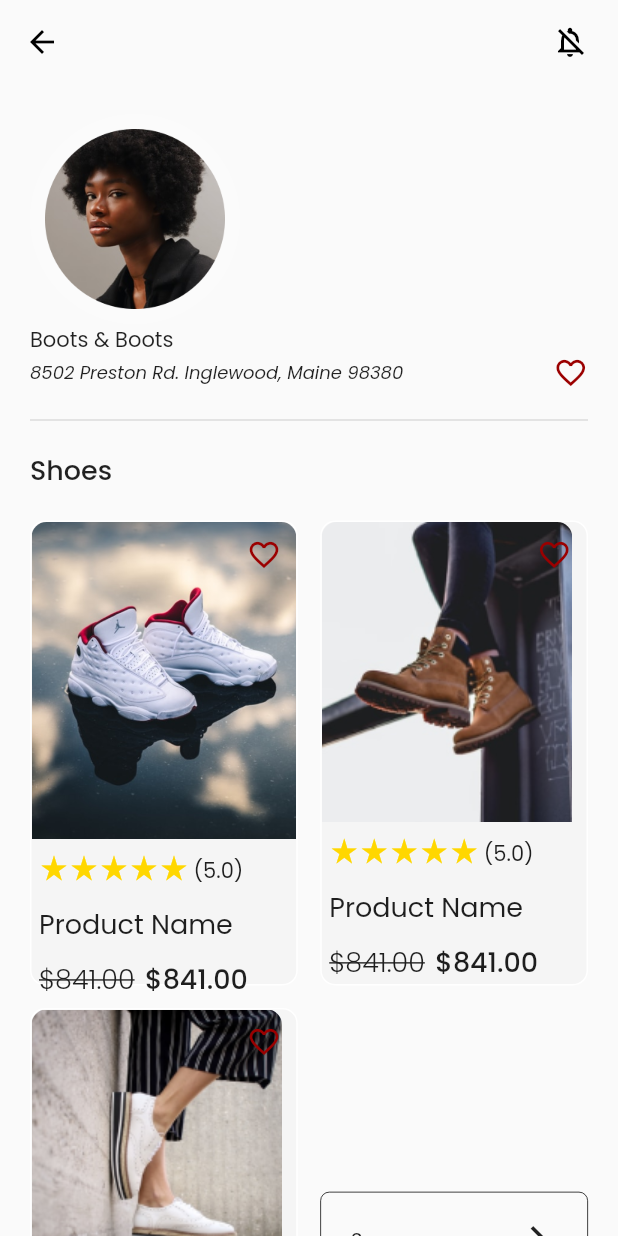
After one commit to Jigarchovatiya/shop_easy, a Flutter app: the StoreProfile screen opened directly, on a phone screen of 412 x 824 dp. The commit adds this screen. Run offline on Flutter 3.47's test engine with Material 2 defaults, Android fonts, the phone set to English and light mode, and no system bars; our stand-ins replace flutter_svg.

Commit message:
22-04-2023

```diff
--- a/lib/bottom_bar/cart.dart
+++ b/lib/bottom_bar/cart.dart
@@ -1,5 +1,7 @@
+import 'dart:ui';
+
 import 'package:flutter/material.dart';
-import 'package:shop_easy/extention/extensions.dart';
+import 'package:shop_easy/extension/extensions.dart';
 
 class Cart extends StatefulWidget {
   const Cart({Key? key}) : super(key: key);
@@ -34,6 +36,20 @@ class _CartState extends State<Cart> {
                       child: Image.asset(
                         "assets/gaji/face wash.png",
                         fit: BoxFit.cover,
+                      ),
+                    ),
+                    ClipRect(
+                      // <-- clips to the 200x200 [Container] below
+                      child: BackdropFilter(
+                        filter: ImageFilter.blur(
+                          sigmaX: 5.0,
+                          sigmaY: 5.0,
+                        ),
+                        child: Container(
+                          alignment: Alignment.center,
+                          width: 200.0,
+                          height: 200.0,
+                        ),
                       ),
                     ),
                   ],
--- a/lib/bottom_bar/fav_store.dart
+++ b/lib/bottom_bar/fav_store.dart
@@ -1,5 +1,5 @@
 import 'package:flutter/material.dart';
-import 'package:shop_easy/extention/extensions.dart';
+import 'package:shop_easy/extension/extensions.dart';
 
 class FavStore extends StatefulWidget {
   const FavStore({Key? key}) : super(key: key);
--- a/lib/bottom_bar/home.dart
+++ b/lib/bottom_bar/home.dart
@@ -1,5 +1,5 @@
 import 'package:flutter/material.dart';
-import 'package:shop_easy/extention/extensions.dart';
+import 'package:shop_easy/extension/extensions.dart';
 
 class Home extends StatefulWidget {
   const Home({Key? key}) : super(key: key);
--- a/lib/bottom_bar/profile.dart
+++ b/lib/bottom_bar/profile.dart
@@ -10,6 +10,8 @@ class Profile extends StatefulWidget {
 class _ProfileState extends State<Profile> {
   @override
   Widget build(BuildContext context) {
-    return const SafeArea(child: Scaffold());
+    return SafeArea(
+      child: Scaffold(),
+    );
   }
 }
--- a/lib/main.dart
+++ b/lib/main.dart
@@ -1,6 +1,6 @@
 import 'package:flutter/material.dart';
-import 'package:shop_easy/routes/routes.dart';
-import 'package:shop_easy/routes/routes_name.dart';
+
+import 'bottom_bar/profile.dart';
 
 void main() {
   runApp(const MyApp());
@@ -16,11 +16,11 @@ class MyApp extends StatelessWidget {
       title: 'Flutter Demo',
       theme: ThemeData(
         primarySwatch: Colors.blueGrey,
-        bottomSheetTheme: BottomSheetThemeData(backgroundColor: Colors.transparent),
+        bottomSheetTheme: const BottomSheetThemeData(backgroundColor: Colors.transparent),
       ),
-      //home: const ConfirmEmail(),
-      routes: appRoutes,
-      initialRoute: RoutesName.splashScreen,
+      home: const Profile(),
+      // routes: appRoutes,
+      // initialRoute: RoutesName.splashScreen,
     );
   }
 }
--- a/lib/sign_in_screen.dart
+++ b/lib/sign_in_screen.dart
@@ -1,7 +1,7 @@
 import 'package:flutter/gestures.dart';
 import 'package:flutter/material.dart';
 import 'package:shop_easy/common/common_textfield.dart';
-import 'package:shop_easy/extention/extensions.dart';
+import 'package:shop_easy/extension/extensions.dart';
 import 'package:shop_easy/routes/routes_name.dart';
 
 class SignInScreen extends StatefulWidget {
--- a/lib/sign_up_screen.dart
+++ b/lib/sign_up_screen.dart
@@ -1,7 +1,7 @@
 import 'package:flutter/gestures.dart';
 import 'package:flutter/material.dart';
 import 'package:shop_easy/common/common_textfield.dart';
-import 'package:shop_easy/extention/extensions.dart';
+import 'package:shop_easy/extension/extensions.dart';
 import 'package:shop_easy/routes/routes_name.dart';
 
 class SignUpScreen extends StatefulWidget {
--- /dev/null
+++ b/lib/store_profile.dart
@@ -0,0 +1,455 @@
+import 'package:flutter/material.dart';
+
+class StoreProfile extends StatefulWidget {
+  const StoreProfile({Key? key}) : super(key: key);
+
+  @override
+  State<StoreProfile> createState() => _StoreProfileState();
+}
+
+class _StoreProfileState extends State<StoreProfile> {
+  bool favorite = false;
+  List<bool> like = [
+    false,
+    false,
+    false,
+  ];
+  List<bool> like2 = [
+    false,
+    false,
+    false,
+  ];
+  List product = [
+    "assets/gaji/image1.png",
+    "assets/gaji/image2.png",
+    "assets/gaji/image3.png",
+  ];
+  List product2 = [
+    "assets/gaji/image4.png",
+    "assets/gaji/image5.png",
+    "assets/gaji/image6.png",
+  ];
+  @override
+  Widget build(BuildContext context) {
+    return SafeArea(
+      child: Scaffold(
+        appBar: AppBar(
+          elevation: 0,
+          backgroundColor: Colors.transparent,
+          actions: const [
+            Padding(
+              padding: EdgeInsets.only(right: 20),
+              child: Icon(
+                Icons.notifications_off_outlined,
+                size: 24,
+                color: Colors.black,
+              ),
+            )
+          ],
+          leading: BackButton(
+            color: Colors.black,
+            onPressed: () {
+              debugPrint(" Back ");
+            },
+          ),
+        ),
+        body: SingleChildScrollView(
+          child: Padding(
+            padding: const EdgeInsets.all(20),
+            child: Column(
+              crossAxisAlignment: CrossAxisAlignment.start,
+              children: [
+                Align(
+                  alignment: Alignment.centerLeft,
+                  child: Container(
+                    decoration: BoxDecoration(
+                      shape: BoxShape.circle,
+                      border: Border.all(color: const Color(0x33FFFFFF), width: 10),
+                    ),
+                    child: Image.asset("assets/gaji/round_image2.png", height: 120, fit: BoxFit.cover),
+                  ),
+                ),
+                const Text(
+                  textAlign: TextAlign.left,
+                  "Boots & Boots",
+                  style: TextStyle(fontFamily: "poppins", fontSize: 14, fontWeight: FontWeight.w400),
+                ),
+                Row(
+                  mainAxisAlignment: MainAxisAlignment.spaceBetween,
+                  children: [
+                    const Text(
+                      textAlign: TextAlign.left,
+                      "8502 Preston Rd. Inglewood, Maine 98380",
+                      style: TextStyle(fontFamily: "poppins", fontSize: 12, fontWeight: FontWeight.w500, fontStyle: FontStyle.italic),
+                    ),
+                    InkWell(
+                      onTap: () {
+                        favorite = favorite == true ? false : true;
+                        setState(() {});
+                      },
+                      child: Icon(
+                        favorite == true ? Icons.favorite : Icons.favorite_border,
+                        color: favorite == true ? const Color(0xff9B0000) : const Color(0xff9B0000),
+                        size: 23,
+                      ),
+                    ),
+                  ],
+                ),
+                const Divider(
+                  thickness: 1,
+                  height: 40,
+                ),
+                const Text(
+                  textAlign: TextAlign.left,
+                  "Shoes",
+                  style: TextStyle(fontFamily: "poppins", fontSize: 18, fontWeight: FontWeight.w500),
+                ),
+                Container(
+                  padding: const EdgeInsets.symmetric(vertical: 20),
+                  child: GridView.builder(
+                    physics: const NeverScrollableScrollPhysics(),
+                    shrinkWrap: true,
+                    itemCount: 4,
+                    gridDelegate: const SliverGridDelegateWithFixedCrossAxisCount(
+                      crossAxisCount: 2,
+                      crossAxisSpacing: 15,
+                      mainAxisSpacing: 15,
+                      mainAxisExtent: 310,
+                      childAspectRatio: 1.5,
+                    ),
+                    itemBuilder: (context, index) => index == 3
+                        ? Center(
+                            child: Container(
+                              padding: const EdgeInsets.symmetric(vertical: 20, horizontal: 20),
+                              decoration: BoxDecoration(
+                                border: Border.all(width: 0.5),
+                                borderRadius: BorderRadius.circular(6),
+                              ),
+                              child: Row(
+                                mainAxisAlignment: MainAxisAlignment.spaceBetween,
+                                children: const [
+                                  Text(
+                                    textAlign: TextAlign.left,
+                                    "See more",
+                                    style: TextStyle(fontFamily: "poppins", fontSize: 13, fontWeight: FontWeight.w400),
+                                  ),
+                                  Icon(
+                                    Icons.arrow_forward_ios,
+                                    size: 24,
+                                  )
+                                ],
+                              ),
+                            ),
+                          )
+                        : Container(
+                            decoration: BoxDecoration(
+                              color: const Color(0xFFF5F5F5),
+                              borderRadius: BorderRadius.circular(10),
+                              border: Border.all(color: Colors.white),
+                            ),
+                            child: SizedBox(
+                              width: 170,
+                              child: Column(
+                                children: [
+                                  Stack(
+                                    children: [
+                                      ClipRRect(
+                                        borderRadius: const BorderRadius.only(
+                                          topRight: Radius.circular(10),
+                                          topLeft: Radius.circular(10),
+                                        ),
+                                        child: Image.asset(
+                                          product[index],
+                                          fit: BoxFit.cover,
+                                        ),
+                                      ),
+                                      Align(
+                                        alignment: Alignment.topRight,
+                                        child: Padding(
+                                          padding: const EdgeInsets.all(10.0),
+                                          child: InkWell(
+                                            onTap: () {
+                                              like[index] = like[index] == true ? false : true;
+                                              setState(() {});
+                                            },
+                                            child: Icon(
+                                              like[index] == true ? Icons.favorite : Icons.favorite_border,
+                                              color: like[index] == true ? const Color(0xff9B0000) : const Color(0xff9B0000),
+                                              size: 23,
+                                            ),
+                                          ),
+                                        ),
+                                      ),
+                                    ],
+                                  ),
+                                  Padding(
+                                    padding: const EdgeInsets.all(5.0),
+                                    child: Column(
+                                      crossAxisAlignment: CrossAxisAlignment.start,
+                                      children: [
+                                        Row(
+                                          crossAxisAlignment: CrossAxisAlignment.center,
+                                          children: const [
+                                            Icon(
+                                              Icons.star_rate_sharp,
+                                              size: 20,
+                                              color: Color(0xFFFFD700),
+                                            ),
+                                            Icon(
+                                              Icons.star_rate_sharp,
+                                              size: 20,
+                                              color: Color(0xFFFFD700),
+                                            ),
+                                            Icon(
+                                              Icons.star_rate_sharp,
+                                              size: 20,
+                                              color: Color(0xFFFFD700),
+                                            ),
+                                            Icon(
+                                              Icons.star_rate_sharp,
+                                              size: 20,
+                                              color: Color(0xFFFFD700),
+                                            ),
+                                            Icon(
+                                              Icons.star_rate_sharp,
+                                              size: 20,
+                                              color: Color(0xFFFFD700),
+                                            ),
+                                            SizedBox(width: 3),
+                                            Text(
+                                              "(5.0)",
+                                              style: TextStyle(
+                                                color: Color(0xFF1E1E1E),
+                                                fontFamily: "Poppins",
+                                                height: 2,
+                                                fontWeight: FontWeight.w400,
+                                                fontSize: 14,
+                                              ),
+                                            ),
+                                          ],
+                                        ),
+                                        const SizedBox(height: 10),
+                                        const Text(
+                                          "Product Name",
+                                          style: TextStyle(
+                                            color: Color(0xFF1E1E1E),
+                                            fontFamily: "Poppins",
+                                            fontWeight: FontWeight.w400,
+                                            fontSize: 18,
+                                          ),
+                                        ),
+                                        const SizedBox(height: 10),
+                                        Row(
+                                          children: const [
+                                            Text(
+                                              "\$841.00",
+                                              style: TextStyle(
+                                                color: Color(0xFF1E1E1E),
+                                                fontFamily: "Poppins",
+                                                decoration: TextDecoration.lineThrough,
+                                                fontWeight: FontWeight.w300,
+                                                fontSize: 18,
+                                              ),
+                                            ),
+                                            SizedBox(width: 7),
+                                            Text(
+                                              "\$841.00",
+                                              style: TextStyle(
+                                                color: Color(0xFF1E1E1E),
+                                                fontFamily: "Poppins",
+                                                fontWeight: FontWeight.w500,
+                                                fontSize: 18,
+                                              ),
+                                            )
+                                          ],
+                                        )
+                                      ],
+                                    ),
+                                  ),
+                                ],
+                              ),
+                            ),
+                          ),
+                  ),
+                ),
+                const Text(
+                  textAlign: TextAlign.left,
+                  "Male Shirts",
+                  style: TextStyle(fontFamily: "poppins", fontSize: 18, fontWeight: FontWeight.w500),
+                ),
+                Container(
+                  padding: const EdgeInsets.symmetric(vertical: 20),
+                  child: GridView.builder(
+                    physics: const NeverScrollableScrollPhysics(),
+                    shrinkWrap: true,
+                    itemCount: 4,
+                    gridDelegate: const SliverGridDelegateWithFixedCrossAxisCount(
+                      crossAxisCount: 2,
+                      crossAxisSpacing: 15,
+                      mainAxisSpacing: 15,
+                      mainAxisExtent: 310,
+                      childAspectRatio: 1.5,
+                    ),
+                    itemBuilder: (context, index) => index == 3
+                        ? Center(
+                            child: Container(
+                              padding: const EdgeInsets.symmetric(vertical: 20, horizontal: 20),
+                              decoration: BoxDecoration(
+                                border: Border.all(width: 0.5),
+                                borderRadius: BorderRadius.circular(6),
+                              ),
+                              child: Row(
+                                mainAxisAlignment: MainAxisAlignment.spaceBetween,
+                                children: const [
+                                  Text(
+                                    textAlign: TextAlign.left,
+                                    "See more",
+                                    style: TextStyle(fontFamily: "poppins", fontSize: 13, fontWeight: FontWeight.w400),
+                                  ),
+                                  Icon(
+                                    Icons.arrow_forward_ios,
+                                    size: 24,
+                                  )
+                                ],
+                              ),
+                            ),
+                          )
+                        : Container(
+                            decoration: BoxDecoration(
+                              color: const Color(0xFFF5F5F5),
+                              borderRadius: BorderRadius.circular(10),
+                              border: Border.all(color: Colors.white),
+                            ),
+                            child: SizedBox(
+                              width: 170,
+                              child: Column(
+                                children: [
+                                  Stack(
+                                    children: [
+                                      ClipRRect(
+                                        borderRadius: const BorderRadius.only(
+                                          topRight: Radius.circular(10),
+                                          topLeft: Radius.circular(10),
+                                        ),
+                                        child: Image.asset(
+                                          product2[index],
+                                          fit: BoxFit.cover,
+                                        ),
+                                      ),
+                                      Align(
+                                        alignment: Alignment.topRight,
+                                        child: Padding(
+                                          padding: const EdgeInsets.all(10.0),
+                                          child: InkWell(
+                                            onTap: () {
+                                              like2[index] = like2[index] == true ? false : true;
+                                              setState(() {});
+                                            },
+                                            child: Icon(
+                                              like2[index] == true ? Icons.favorite : Icons.favorite_border,
+                                              color: like2[index] == true ? const Color(0xffF87265) : const Color(0xff9B0000),
+                                              size: 23,
+                                            ),
+                                          ),
+                                        ),
+                                      ),
+                                    ],
+                                  ),
+                                  Padding(
+                                    padding: const EdgeInsets.all(5.0),
+                                    child: Column(
+                                      crossAxisAlignment: CrossAxisAlignment.start,
+                                      children: [
+                                        Row(
+                                          crossAxisAlignment: CrossAxisAlignment.center,
+                                          children: const [
+                                            Icon(
+                                              Icons.star_rate_sharp,
+                                              size: 20,
+                                              color: Color(0xFFFFD700),
+                                            ),
+                                            Icon(
+                                              Icons.star_rate_sharp,
+                                              size: 20,
+                                              color: Color(0xFFFFD700),
+                                            ),
+                                            Icon(
+                                              Icons.star_rate_sharp,
+                                              size: 20,
+                                              color: Color(0xFFFFD700),
+                                            ),
+                                            Icon(
+                                              Icons.star_rate_sharp,
+                                              size: 20,
+                                              color: Color(0xFFFFD700),
+                                            ),
+                                            Icon(
+                                              Icons.star_rate_sharp,
+                                              size: 20,
+                                              color: Color(0xFFFFD700),
+                                            ),
+                                            SizedBox(width: 3),
+                                            Text(
+                                              "(5.0)",
+                                              style: TextStyle(
+                                                color: Color(0xFF1E1E1E),
+                                                fontFamily: "Poppins",
+                                                height: 2,
+                                                fontWeight: FontWeight.w400,
+                                                fontSize: 14,
+                                              ),
+                                            ),
+                                          ],
+                                        ),
+                                        const SizedBox(height: 10),
+                                        const Text(
+                                          "Product Name",
+                                          style: TextStyle(
+                                            color: Color(0xFF1E1E1E),
+                                            fontFamily: "Poppins",
+                                            fontWeight: FontWeight.w400,
+                                            fontSize: 18,
+                                          ),
+                                        ),
+                                        const SizedBox(height: 10),
+                                        Row(
+                                          children: const [
+                                            Text(
+                                              "\$841.00",
+                                              style: TextStyle(
+                                                color: Color(0xFF1E1E1E),
+                                                fontFamily: "Poppins",
+                                                decoration: TextDecoration.lineThrough,
+                                                fontWeight: FontWeight.w300,
+                                                fontSize: 18,
+                                              ),
+                                            ),
+                                            SizedBox(width: 7),
+                                            Text(
+                                              "\$841.00",
+                                              style: TextStyle(
+                                                color: Color(0xFF1E1E1E),
+                                                fontFamily: "Poppins",
+                                                fontWeight: FontWeight.w500,
+                                                fontSize: 18,
+                                              ),
+                                            )
+                                          ],
+                                        )
+                                      ],
+                                    ),
+                                  ),
+                                ],
+                              ),
+                            ),
+                          ),
+                  ),
+                ),
+              ],
+            ),
+          ),
+        ),
+      ),
+    );
+  }
+}
```
Also changed, not shown: assets/gaji/image1.png (added), assets/gaji/image2.png (added), assets/gaji/image3.png (added), assets/gaji/image4.png (added), assets/gaji/image5.png (added), assets/gaji/image6.png (added), assets/gaji/round_image.png (added), assets/gaji/round_image2.png (added), lib/extension/extensions.dart (renamed from lib/extention/extensions.dart).
